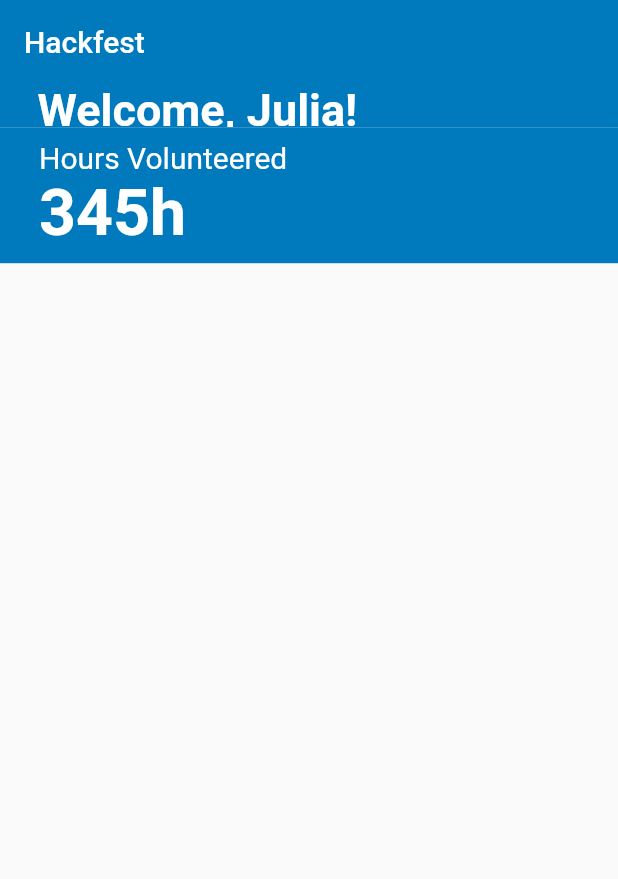
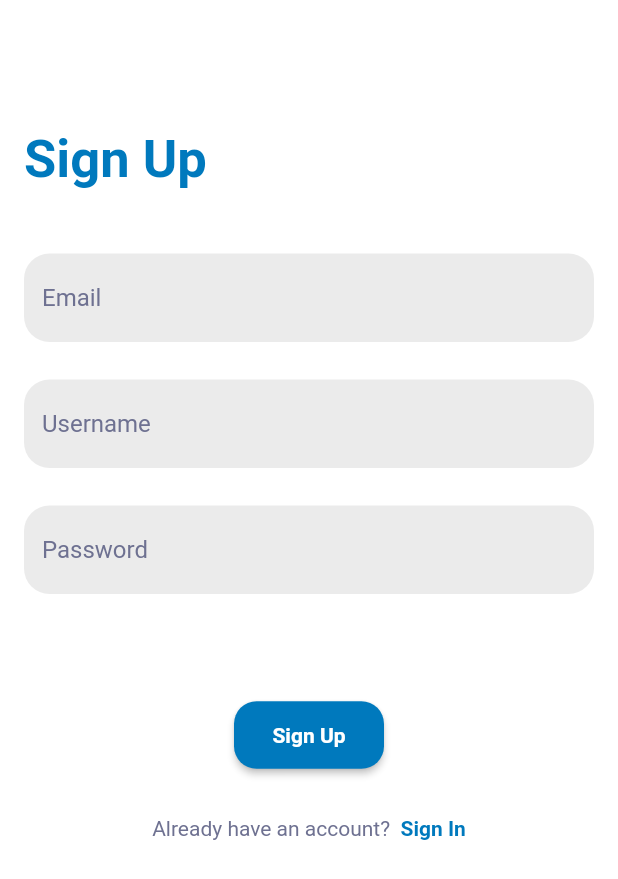
Before and after one commit to bonchons/Hackfest2023, a Flutter app: the screen it shows after launch, on a phone screen of 412 x 824 dp. Shown: the top 879 px of the screen. Run offline on Flutter 3.47's test engine with Material 2 defaults, Android fonts, the phone set to English and light mode, and no system bars; our stand-ins replace firebase_core; accounts and stored records are empty; Roboto replaces fonts that are missing (Questrial).

Commit message:
created Login and Register pages
added bgColor to colorConstants

```diff
--- /dev/null
+++ b/lib/Login/register.dart
@@ -0,0 +1,171 @@
+import 'package:flutter/material.dart';
+
+class Register extends StatefulWidget {
+  const Register({super.key});
+
+  @override
+  State<Register> createState() => _RegisterState();
+}
+
+class _RegisterState extends State<Register> {
+  @override
+  Widget build(BuildContext context) {
+    return LayoutBuilder(builder: (context, constraints) {
+      return Scaffold(
+        backgroundColor: Colors.white,
+        appBar: null,
+        body: Padding(
+          padding: const EdgeInsets.all(16.0),
+          child: Padding(
+            padding: const EdgeInsets.only(top: 70.0),
+            child: SingleChildScrollView(
+              child: Column(
+                mainAxisAlignment: MainAxisAlignment.center,
+                crossAxisAlignment: CrossAxisAlignment.start,
+                children: [
+                  // Center(
+                  //   child: Container(
+                  //     margin: EdgeInsets.only(bottom: 80),
+                  //     child: Image.asset('assets/images/NewHelpJuanLogo.png'),
+                  //   ),
+                  // ),
+                  Container(
+                    child: Text(
+                      'Sign Up',
+                      style: TextStyle(
+                        fontSize: 35,
+                        fontWeight: FontWeight.bold,
+                        color: Color(0xFF0079BD),
+                      ),
+                    ),
+                  ),
+                  Container(
+                    margin: EdgeInsets.only(top: 1),
+                    child: Text(
+                      '',
+                      style: TextStyle(
+                        fontSize: 14,
+                        color: Color(0xFF6E7191),
+                      ),
+                    ),
+                  ),
+                  Container(
+                    margin: EdgeInsets.only(top: 25),
+                    child: TextField(
+                      decoration: InputDecoration(
+                        filled: true,
+                        fillColor: Color(0xFFEBEBEB),
+                        border: OutlineInputBorder(
+                          borderRadius: BorderRadius.circular(17.0),
+                          borderSide: BorderSide.none,
+                        ),
+                        hintText: "Email",
+                        hintStyle: TextStyle(
+                          fontSize: 16,
+                          color: Color(0xFF6E7191),
+                        ),
+                      ),
+                    ),
+                  ),
+                  Container(
+                    margin: EdgeInsets.only(top: 25),
+                    child: TextField(
+                      decoration: InputDecoration(
+                        filled: true,
+                        fillColor: Color(0xFFEBEBEB),
+                        border: OutlineInputBorder(
+                          borderRadius: BorderRadius.circular(17.0),
+                          borderSide: BorderSide.none,
+                        ),
+                        hintText: "Username",
+                        hintStyle: TextStyle(
+                          fontSize: 16,
+                          color: Color(0xFF6E7191),
+                        ),
+                      ),
+                    ),
+                  ),
+                  Container(
+                    margin: EdgeInsets.only(top: 25),
+                    child: TextField(
+                      decoration: InputDecoration(
+                        filled: true,
+                        fillColor: Color(0xFFEBEBEB),
+                        border: OutlineInputBorder(
+                          borderRadius: BorderRadius.circular(17.0),
+                          borderSide: BorderSide.none,
+                        ),
+                        hintText: "Password",
+                        hintStyle: TextStyle(
+                          fontSize: 16,
+                          color: Color(0xFF6E7191),
+                        ),
+                      ),
+                    ),
+                  ),
+                  Center(
+                    child: Container(
+                      margin: EdgeInsets.only(top: 70),
+                      child: ElevatedButton(
+                        style: ElevatedButton.styleFrom(
+                            shape: RoundedRectangleBorder(
+                                borderRadius: BorderRadius.circular(15)),
+                            minimumSize: Size(100, 45),
+                            textStyle: TextStyle(fontSize: 14),
+                            primary: Color(0xFF0079BD),
+                            onPrimary: Colors.white),
+                        child: Text(
+                          'Sign Up',
+                          style: TextStyle(
+                              fontSize: 14,
+                              fontWeight: FontWeight.bold,
+                              fontFamily: 'Questrial',
+                              color: Colors.white),
+                        ),
+                        onPressed: () {
+                          // Navigator.push(context,
+                          //     MaterialPageRoute(builder: (context) => Login()));
+                        },
+                      ),
+                    ),
+                  ),
+                  Row(
+                    mainAxisAlignment: MainAxisAlignment.center,
+                    children: [
+                      Container(
+                        margin: EdgeInsets.only(top: 30),
+                        child: Text(
+                          "Already have an account?  ",
+                          style:
+                              TextStyle(fontSize: 14, color: Color(0xFF6E7191)),
+                        ),
+                      ),
+                      Container(
+                        margin: EdgeInsets.only(top: 30),
+                        child: GestureDetector(
+                          child: Text(
+                            'Sign In',
+                            style: TextStyle(
+                                fontSize: 14,
+                                fontWeight: FontWeight.bold,
+                                color: Color(0xFF0079BD)),
+                          ),
+                          onTap: () {
+                            // Navigator.push(
+                            //     context,
+                            //     MaterialPageRoute(
+                            //         builder: (context) => Login()));
+                          },
+                        ),
+                      ),
+                    ],
+                  )
+                ],
+              ),
+            ),
+          ),
+        ),
+      );
+    });
+  }
+}
--- a/lib/main.dart
+++ b/lib/main.dart
@@ -1,6 +1,8 @@
 import 'package:flutter/material.dart';
 import 'package:hackfest2023/Opportunities/volOppPage.dart';
 import 'package:hackfest2023/profilePage/profile.dart';
+import 'package:hackfest2023/Login/login.dart';
+import 'package:hackfest2023/Login/register.dart';
 
 void main() {
   runApp(const MyApp());
@@ -17,7 +19,8 @@
       theme: ThemeData(
         primarySwatch: Colors.blue,
       ),
-      home: const profile(),
+      // home: const profile(),
+      home: const Register(),
     );
   }
 }
```
Also changed, not shown: lib/Login/login.dart (added, +153 -0 lines), lib/constants.dart (+9 -8 lines).
